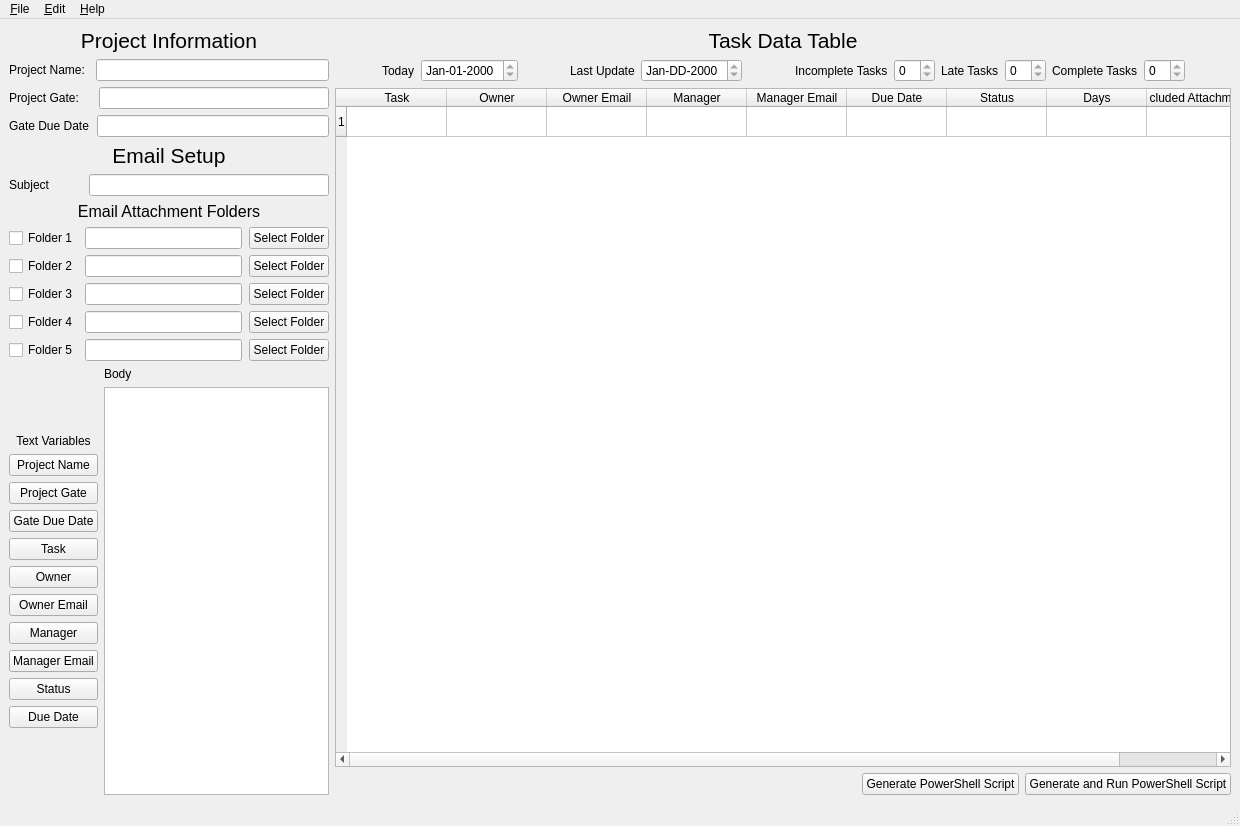
First picture: the form in PowerShell-Email-Generator/mainwindow.ui, repository fjpereny/PowerShell-Email-Generator, before the edit.
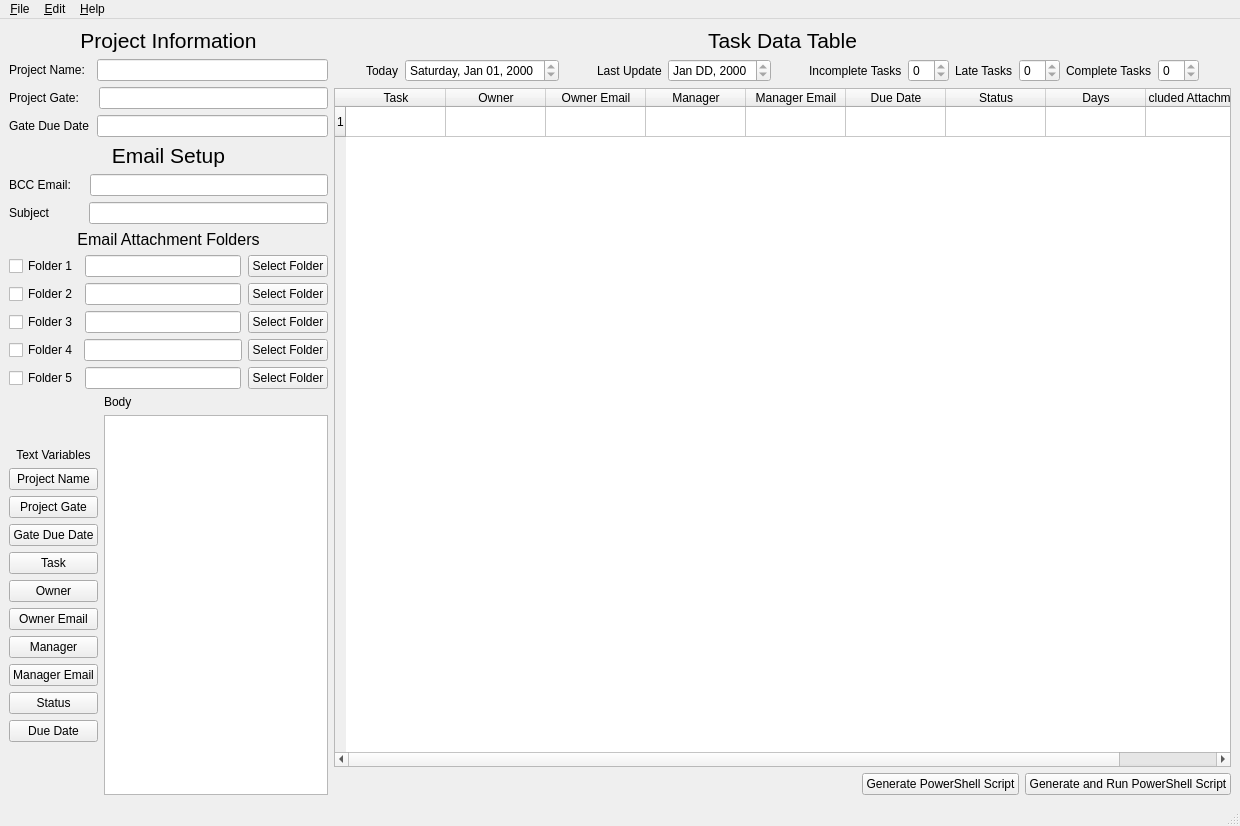
Second picture: the form after the edit. Icons and pictures are not drawn.

Patch:
```diff
--- a/PowerShell-Email-Generator/mainwindow.ui
+++ b/PowerShell-Email-Generator/mainwindow.ui
@@ -16,7 +16,9 @@
   <widget class="QWidget" name="centralwidget">
    <layout class="QHBoxLayout" name="horizontalLayout_13">
     <item>
-     <layout class="QVBoxLayout" name="verticalLayout_5">
+     <layout class="QVBoxLayout" name="verticalLayout_9">
+      <item>
+       <layout class="QVBoxLayout" name="verticalLayout">
       <item>
        <widget class="QLabel" name="label_11">
         <property name="font">
@@ -33,11 +35,9 @@
        </widget>
       </item>
       <item>
-       <layout class="QVBoxLayout" name="verticalLayout">
-        <item>
          <layout class="QHBoxLayout" name="horizontalLayout_2">
           <property name="spacing">
-           <number>11</number>
+           <number>12</number>
           </property>
           <item>
            <widget class="QLabel" name="label_3">
@@ -100,6 +100,27 @@
           </property>
          </widget>
         </item>
+       </layout>
+      </item>
+      <item>
+       <layout class="QVBoxLayout" name="verticalLayout_5">
+        <item>
+         <layout class="QHBoxLayout" name="horizontalLayout_14">
+          <property name="spacing">
+           <number>19</number>
+          </property>
+          <item>
+           <widget class="QLabel" name="label">
+            <property name="text">
+             <string>BCC Email:</string>
+            </property>
+           </widget>
+          </item>
+          <item>
+           <widget class="QLineEdit" name="bccEdit"/>
+          </item>
+         </layout>
+        </item>
         <item>
          <layout class="QHBoxLayout" name="horizontalLayout_5">
           <property name="spacing">
@@ -117,8 +138,6 @@
           </item>
          </layout>
         </item>
-       </layout>
-      </item>
       <item>
        <widget class="QLabel" name="label_17">
         <property name="font">
@@ -209,7 +228,7 @@
       <item>
        <layout class="QHBoxLayout" name="horizontalLayout_11">
         <property name="spacing">
-         <number>7</number>
+           <number>6</number>
         </property>
         <item>
          <widget class="QCheckBox" name="folder4CB">
@@ -254,6 +273,8 @@
         </item>
        </layout>
       </item>
+       </layout>
+      </item>
       <item>
        <layout class="QHBoxLayout" name="horizontalLayout_6">
         <item>
@@ -478,7 +499,7 @@
              <enum>QDateTimeEdit::MonthSection</enum>
             </property>
             <property name="displayFormat">
-             <string>MMM-dd-yyyy</string>
+             <string>dddd, MMM dd, yyyy</string>
             </property>
            </widget>
           </item>
@@ -508,7 +529,7 @@
              <bool>true</bool>
             </property>
             <property name="displayFormat">
-             <string>MMM-DD-yyyy</string>
+             <string>MMM DD, yyyy</string>
             </property>
            </widget>
           </item>
```
Left out of the diff: 25 changed lines with no effect on the pictures. Lines whose indentation alone changed are shown as unchanged.
